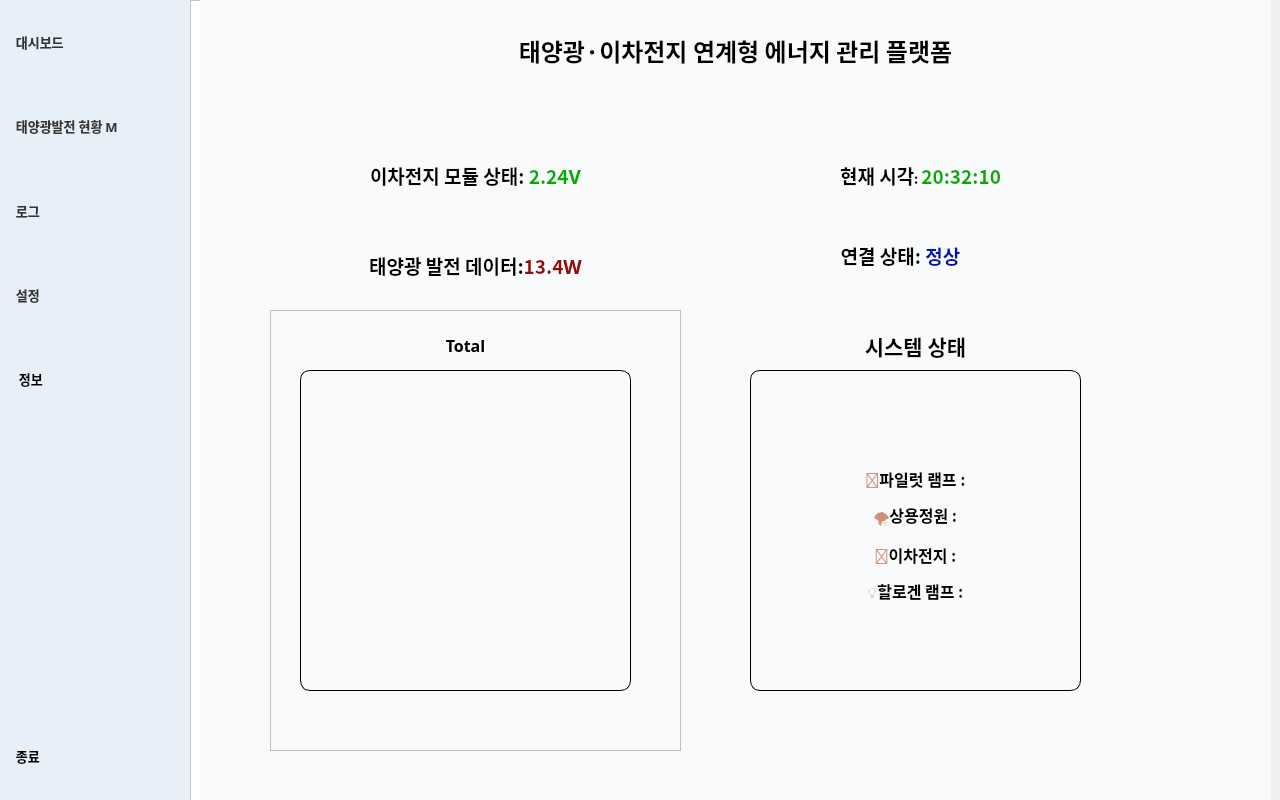
This is PyQt_GUI/dashboard.ui in yuunow57/Capstone-Design-Project as Qt 5 draws it before an edit. The edited form follows.
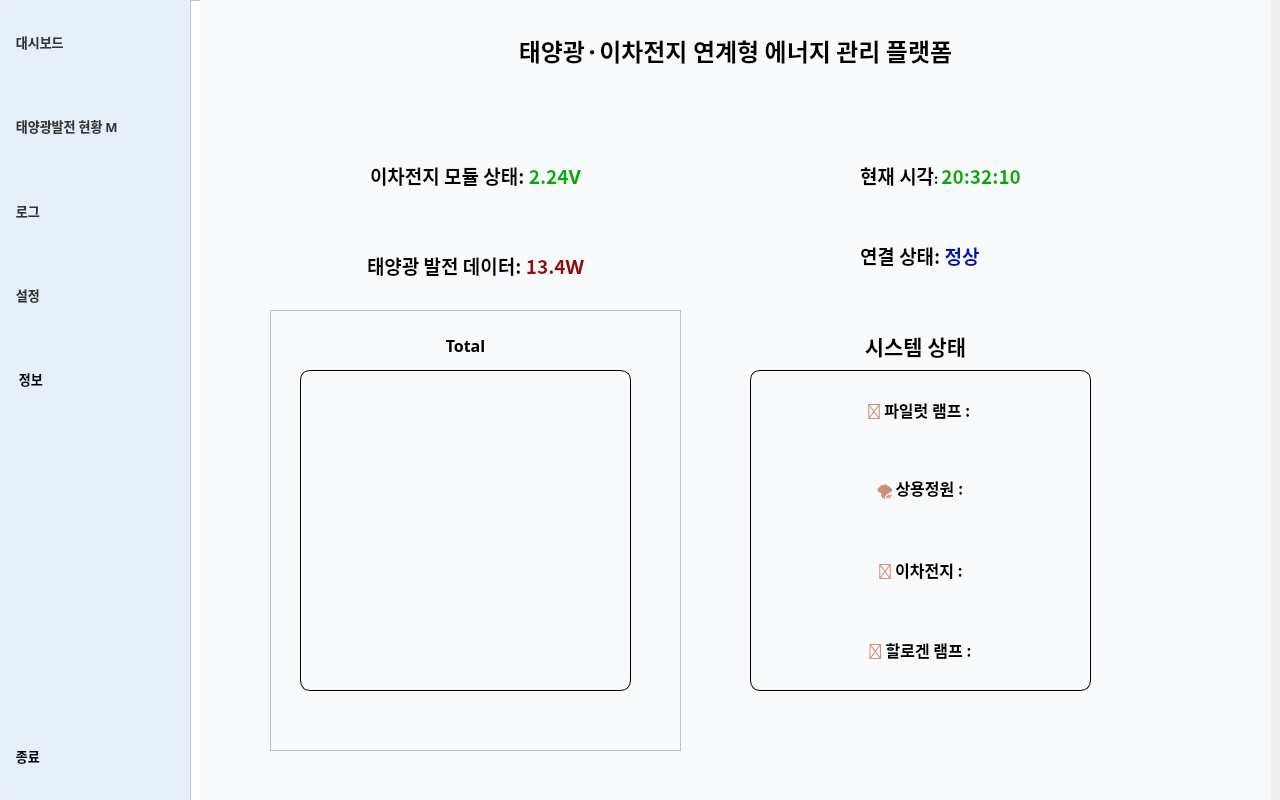
This is the edited form.

```diff
--- a/PyQt_GUI/dashboard.ui
+++ b/PyQt_GUI/dashboard.ui
@@ -335,9 +335,9 @@
       <widget class="QLabel" name="label_3">
        <property name="geometry">
         <rect>
-         <x>540</x>
+         <x>660</x>
          <y>150</y>
-         <width>361</width>
+         <width>371</width>
          <height>51</height>
         </rect>
        </property>
@@ -349,11 +349,14 @@
          <bold>true</bold>
         </font>
        </property>
+       <property name="styleSheet">
+        <string notr="true"/>
+       </property>
        <property name="text">
         <string>&lt;html&gt;&lt;head/&gt;&lt;body&gt;&lt;p&gt;&lt;span style=&quot; font-size:14pt;&quot;&gt;현재 시각&lt;/span&gt;: &lt;span style=&quot; font-size:14pt; color:#00ac00;&quot;&gt;20:32:10&lt;/span&gt;&lt;/p&gt;&lt;/body&gt;&lt;/html&gt;</string>
        </property>
        <property name="alignment">
-        <set>Qt::AlignCenter</set>
+        <set>Qt::AlignLeading|Qt::AlignLeft|Qt::AlignVCenter</set>
        </property>
       </widget>
       <widget class="QLabel" name="solar_power_label">
@@ -374,7 +377,7 @@
         </font>
        </property>
        <property name="text">
-        <string>&lt;html&gt;&lt;head/&gt;&lt;body&gt;&lt;p&gt;&lt;span style=&quot; font-size:14pt;&quot;&gt;태양광 발전 데이터:&lt;/span&gt;&lt;span style=&quot; font-size:14pt; color:#930b0d;&quot;&gt;13.4W&lt;/span&gt;&lt;/p&gt;&lt;/body&gt;&lt;/html&gt;</string>
+        <string>&lt;html&gt;&lt;head/&gt;&lt;body&gt;&lt;p&gt;&lt;span style=&quot; font-size:14pt;&quot;&gt;태양광 발전 데이터: &lt;/span&gt;&lt;span style=&quot; font-size:14pt; color:#930b0d;&quot;&gt;13.4W&lt;/span&gt;&lt;/p&gt;&lt;/body&gt;&lt;/html&gt;</string>
        </property>
        <property name="alignment">
         <set>Qt::AlignCenter</set>
@@ -383,9 +386,9 @@
       <widget class="QLabel" name="label_5">
        <property name="geometry">
         <rect>
-         <x>520</x>
+         <x>660</x>
          <y>230</y>
-         <width>361</width>
+         <width>351</width>
          <height>51</height>
         </rect>
        </property>
@@ -401,7 +404,7 @@
         <string>&lt;html&gt;&lt;head/&gt;&lt;body&gt;&lt;p&gt;&lt;span style=&quot; font-size:14pt;&quot;&gt;연결 상태: &lt;/span&gt;&lt;span style=&quot; font-size:14pt; color:#0014a9;&quot;&gt;정상&lt;/span&gt;&lt;/p&gt;&lt;/body&gt;&lt;/html&gt;</string>
        </property>
        <property name="alignment">
-        <set>Qt::AlignCenter</set>
+        <set>Qt::AlignLeading|Qt::AlignLeft|Qt::AlignVCenter</set>
        </property>
       </widget>
       <widget class="QFrame" name="frame_3">
@@ -458,38 +461,6 @@
         </property>
        </widget>
       </widget>
-      <widget class="QLabel" name="label_6">
-       <property name="geometry">
-        <rect>
-         <x>550</x>
-         <y>370</y>
-         <width>331</width>
-         <height>321</height>
-        </rect>
-       </property>
-       <property name="font">
-        <font>
-         <family>Noto Sans KR</family>
-         <pointsize>12</pointsize>
-         <weight>75</weight>
-         <bold>true</bold>
-        </font>
-       </property>
-       <property name="styleSheet">
-        <string notr="true">border:1px solid black;
-border-radius:10px;
-padding-top: 10px;</string>
-       </property>
-       <property name="text">
-        <string>&lt;html&gt;&lt;head/&gt;&lt;body&gt;&lt;p align=&quot;center&quot;&gt;&lt;span style=&quot; font-family:'Consolas','Courier New','monospace'; font-size:14px; color:#ce9178;&quot;&gt;🚦&lt;/span&gt;파일럿 램프 :&lt;/p&gt;&lt;p align=&quot;center&quot;&gt;&lt;span style=&quot; font-family:'Consolas','Courier New','monospace'; font-size:14px; font-weight:400; color:#ce9178;&quot;&gt;🌪️&lt;/span&gt;상용정원 :&lt;/p&gt;&lt;p align=&quot;center&quot;&gt;&lt;span style=&quot; font-family:'Consolas','Courier New','monospace'; font-size:14px; font-weight:400; color:#ce9178;&quot;&gt;🔋&lt;/span&gt;이차전지 :&lt;/p&gt;&lt;p align=&quot;center&quot;&gt;&lt;span style=&quot; font-family:'Consolas','Courier New','monospace'; font-size:14px; font-weight:400; color:#ce9178;&quot;&gt;💡&lt;/span&gt;할로겐 램프 :&lt;/p&gt;&lt;/body&gt;&lt;/html&gt;</string>
-       </property>
-       <property name="alignment">
-        <set>Qt::AlignCenter</set>
-       </property>
-       <property name="wordWrap">
-        <bool>true</bool>
-       </property>
-      </widget>
       <widget class="QLabel" name="label_17">
        <property name="geometry">
         <rect>
@@ -515,6 +486,146 @@
         <string>&lt;html&gt;&lt;head/&gt;&lt;body&gt;&lt;p align=&quot;center&quot;&gt;&lt;span style=&quot; font-size:16pt;&quot;&gt;시스템 상태&lt;/span&gt;&lt;/p&gt;&lt;/body&gt;&lt;/html&gt;</string>
        </property>
       </widget>
+      <widget class="QFrame" name="frame_4">
+       <property name="geometry">
+        <rect>
+         <x>550</x>
+         <y>370</y>
+         <width>341</width>
+         <height>321</height>
+        </rect>
+       </property>
+       <property name="styleSheet">
+        <string notr="true">border:1px solid black;
+border-radius:10px;</string>
+       </property>
+       <property name="frameShape">
+        <enum>QFrame::StyledPanel</enum>
+       </property>
+       <property name="frameShadow">
+        <enum>QFrame::Raised</enum>
+       </property>
+       <widget class="QLabel" name="label_8">
+        <property name="geometry">
+         <rect>
+          <x>10</x>
+          <y>10</y>
+          <width>321</width>
+          <height>61</height>
+         </rect>
+        </property>
+        <property name="font">
+         <font>
+          <family>Noto Sans KR</family>
+          <pointsize>12</pointsize>
+          <weight>75</weight>
+          <bold>true</bold>
+         </font>
+        </property>
+        <property name="styleSheet">
+         <string notr="true">border:none;</string>
+        </property>
+        <property name="text">
+         <string>&lt;html&gt;&lt;head/&gt;&lt;body&gt;&lt;p align=&quot;center&quot;&gt;&lt;span style=&quot; font-family:'Consolas','Courier New','monospace'; font-size:14px; color:#ce9178;&quot;&gt;🚦 &lt;/span&gt;파일럿 램프 : &lt;/p&gt;&lt;/body&gt;&lt;/html&gt;</string>
+        </property>
+        <property name="alignment">
+         <set>Qt::AlignCenter</set>
+        </property>
+        <property name="wordWrap">
+         <bool>true</bool>
+        </property>
+       </widget>
+       <widget class="QLabel" name="label_9">
+        <property name="geometry">
+         <rect>
+          <x>10</x>
+          <y>90</y>
+          <width>320</width>
+          <height>61</height>
+         </rect>
+        </property>
+        <property name="font">
+         <font>
+          <family>Noto Sans KR</family>
+          <pointsize>12</pointsize>
+          <weight>75</weight>
+          <bold>true</bold>
+         </font>
+        </property>
+        <property name="styleSheet">
+         <string notr="true">border:none;</string>
+        </property>
+        <property name="text">
+         <string>&lt;html&gt;&lt;head/&gt;&lt;body&gt;&lt;p align=&quot;center&quot;&gt;&lt;span style=&quot; font-family:'Consolas','Courier New','monospace'; font-size:14px; color:#ce9178;&quot;&gt;🌪️ &lt;/span&gt;상용정원 :&lt;/p&gt;&lt;/body&gt;&lt;/html&gt;</string>
+        </property>
+        <property name="alignment">
+         <set>Qt::AlignCenter</set>
+        </property>
+        <property name="wordWrap">
+         <bool>true</bool>
+        </property>
+       </widget>
+       <widget class="QLabel" name="label_10">
+        <property name="geometry">
+         <rect>
+          <x>10</x>
+          <y>170</y>
+          <width>321</width>
+          <height>61</height>
+         </rect>
+        </property>
+        <property name="font">
+         <font>
+          <family>Noto Sans KR</family>
+          <pointsize>12</pointsize>
+          <weight>75</weight>
+          <bold>true</bold>
+         </font>
+        </property>
+        <property name="styleSheet">
+         <string notr="true">border:none;</string>
+        </property>
+        <property name="text">
+         <string>&lt;html&gt;&lt;head/&gt;&lt;body&gt;&lt;p align=&quot;center&quot;&gt;&lt;span style=&quot; font-family:'Consolas','Courier New','monospace'; font-size:14px; color:#ce9178;&quot;&gt;🔋 &lt;/span&gt;이차전지 :&lt;/p&gt;&lt;/body&gt;&lt;/html&gt;</string>
+        </property>
+        <property name="alignment">
+         <set>Qt::AlignCenter</set>
+        </property>
+        <property name="wordWrap">
+         <bool>true</bool>
+        </property>
+       </widget>
+       <widget class="QLabel" name="label_11">
+        <property name="geometry">
+         <rect>
+          <x>10</x>
+          <y>250</y>
+          <width>320</width>
+          <height>61</height>
+         </rect>
+        </property>
+        <property name="font">
+         <font>
+          <family>Noto Sans KR</family>
+          <pointsize>12</pointsize>
+          <weight>75</weight>
+          <bold>true</bold>
+         </font>
+        </property>
+        <property name="styleSheet">
+         <string notr="true">border:none;</string>
+        </property>
+        <property name="text">
+         <string>&lt;html&gt;&lt;head/&gt;&lt;body&gt;&lt;p align=&quot;center&quot;&gt;&lt;span style=&quot; font-family:'Consolas','Courier New','monospace'; font-size:14px; color:#ce9178;&quot;&gt;💡 &lt;/span&gt;할로겐 램프 :&lt;/p&gt;&lt;/body&gt;&lt;/html&gt;</string>
+        </property>
+        <property name="alignment">
+         <set>Qt::AlignCenter</set>
+        </property>
+        <property name="wordWrap">
+         <bool>true</bool>
+        </property>
+       </widget>
+      </widget>
      </widget>
      <widget class="QWidget" name="page_2"/>
     </widget>
```
Left out of the diff: 2 changed lines with no effect on the pictures.
